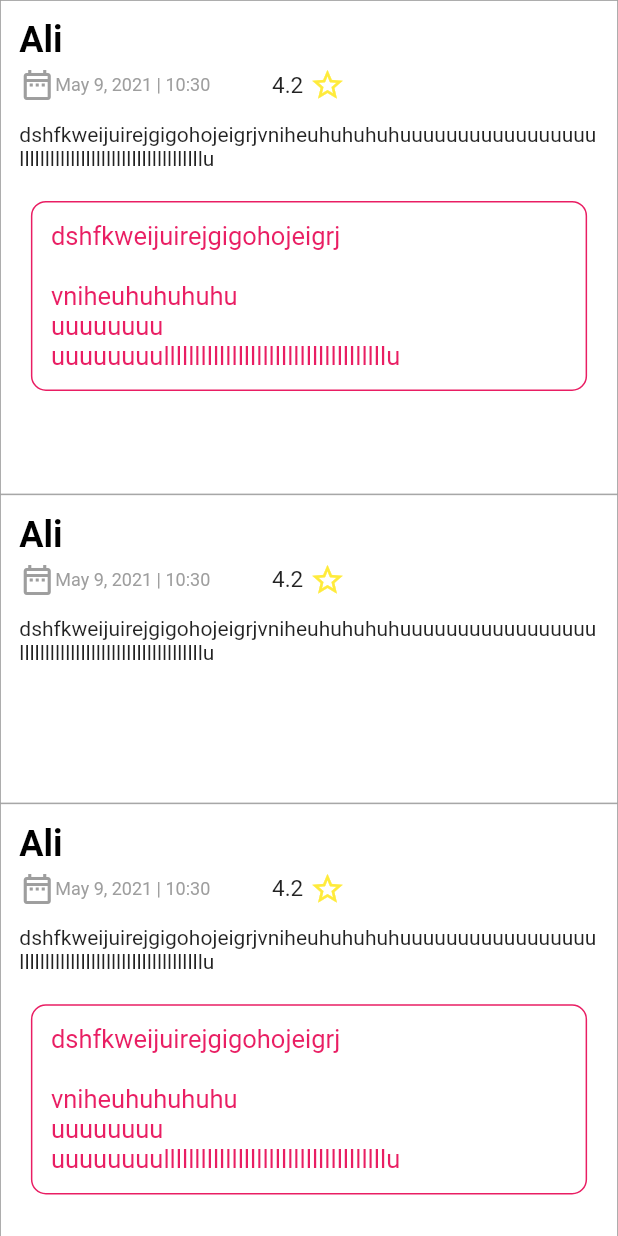
After one commit to ArianJalalian/Customer-Side-SnappFood-Clone, a Flutter app: the CommentPage screen opened directly, on a phone screen of 412 x 824 dp. The commit adds this screen. Run offline on Flutter 3.47's test engine with Material 2 defaults, Android fonts, the phone set to English and light mode, and no system bars; missing offline and left inert: same_features.

Commit message:
making CommentCard and CommentPage

```diff
--- /dev/null
+++ b/lib/Widgets/CommentCard.dart
@@ -0,0 +1,111 @@
+import 'package:flutter/material.dart';
+
+import 'package:customer_side/Widgets/TextStyle.dart';
+import 'package:intl/intl.dart';
+import 'package:same_features/Models/User.dart';
+
+class CommentCard extends StatelessWidget {
+  bool forTesting;
+
+  CommentCard(this.forTesting);
+
+  /*final User user ;
+  CommentCard({this.user});*/
+  @override
+  Widget build(BuildContext context) {
+    return Container(
+      decoration: BoxDecoration(
+        border: Border.all(color: Colors.grey, width: 0.5),
+        color: Colors.white,
+      ),
+      height: forTesting
+          ? MediaQuery.of(context).size.height * 0.4
+          : MediaQuery.of(context).size.height * 0.25,
+      child: Column(
+        crossAxisAlignment: CrossAxisAlignment.start,
+        children: <Widget>[
+          Container(
+            padding: EdgeInsets.fromLTRB(
+                MediaQuery.of(context).size.width * 0.03,
+                MediaQuery.of(context).size.width * 0.03,
+                0,
+                MediaQuery.of(context).size.width * 0.01),
+            child: Text(
+              "Ali", // User.name
+              style: MyTextStyle.boldTitleStyle(),
+            ),
+          ),
+          Row(
+            children: <Widget>[
+              SizedBox(
+                width: MediaQuery.of(context).size.width * 0.03,
+              ),
+              Icon(
+                Icons.date_range_outlined,
+                color: Colors.grey,
+              ),
+              Text(
+                DateFormat.yMMMd().format(DateTime.now()) +
+                    " | " +
+                    DateFormat.Hm().format(DateTime.now()),
+                style: MyTextStyle.subtitleStyle(),
+              ),
+              SizedBox(
+                width: MediaQuery.of(context).size.width * 0.1,
+              ),
+              Container(
+                child: Row(
+                  children: [
+                    Text(
+                      "4.2", // Score
+                      style: TextStyle(
+                        fontSize: 15,
+                      ),
+                    ),
+                    SizedBox(
+                      width: MediaQuery.of(context).size.width * 0.01,
+                    ),
+                    Icon(
+                      Icons.star_border,
+                      color: Colors.yellow,
+                    ),
+                  ],
+                ),
+              ),
+            ],
+          ),
+          Container(
+            padding: EdgeInsets.all(MediaQuery.of(context).size.width * 0.03),
+            child: Text(
+              "dshfkweijuirejgigohojeigrjvniheuhuhuhuhuuuuuuuuuuuuuuuuullllllllllllllllllllllllllllllllllllu",
+            ),
+          ),
+          if (forTesting) /* has answer*/
+            Column(
+              children: <Widget>[
+                Padding(padding: EdgeInsets.all(MediaQuery.of(context).size.width * 0.01)) ,
+                Center(
+                  child: Container(
+                    width: MediaQuery.of(context).size.width * 0.9,
+                    decoration: BoxDecoration(
+                      borderRadius: BorderRadius.all(Radius.circular(10)),
+                      border: Border.all(color: Colors.pink),
+                    ),
+                    padding: EdgeInsets.all(
+                        MediaQuery.of(context).size.width * 0.03),
+                    child: Text(
+                      "dshfkweijuirejgigohojeigrj\n\nvniheuhuhuhuhu\nuuuuuuuu\nuuuuuuuullllllllllllllllllllllllllllllllllllu",
+                      style: TextStyle(
+                        fontSize: 17,
+                        color: Colors.pink,
+                      ),
+                    ),
+                  ),
+                ),
+              ],
+            ),
+        ],
+      ),
+    );
+  }
+}
--- /dev/null
+++ b/lib/Widgets/CommentPage.dart
@@ -0,0 +1,24 @@
+import 'package:flutter/material.dart';
+
+import 'CommentCard.dart';
+
+class CommentPage extends StatelessWidget {
+  @override
+  Widget build(BuildContext context) {
+    return Scaffold(
+      backgroundColor: Colors.grey ,
+      body: ListView(
+        children: <Widget>[
+          CommentCard(true) ,
+          CommentCard(false) ,
+          CommentCard(true) ,
+          CommentCard(false) ,
+          CommentCard(false) ,
+          CommentCard(false) ,
+          CommentCard(true) ,
+
+        ],
+      ) ,
+    ) ;
+  }
+}
--- a/lib/Widgets/main.dart
+++ b/lib/Widgets/main.dart
@@ -8,6 +8,8 @@ import 'package:same_features/Widgets/ThemeData.dart';
 
 import './SignUp.dart';
 import './OrderCard.dart';
+import 'CommentCard.dart';
+import 'CommentPage.dart';
 
 void main() {
   runApp(MyApp());
@@ -20,9 +22,7 @@ class MyApp extends StatelessWidget {
     return MaterialApp(
       theme: appThemeData() ,
       title: 'Flutter Demo',
-      home: Scaffold(
-        body: RestaurantPage(seller: seller ) ,
-      ),
+      home: RestaurantPage() ,
     );
   }
 }
```
